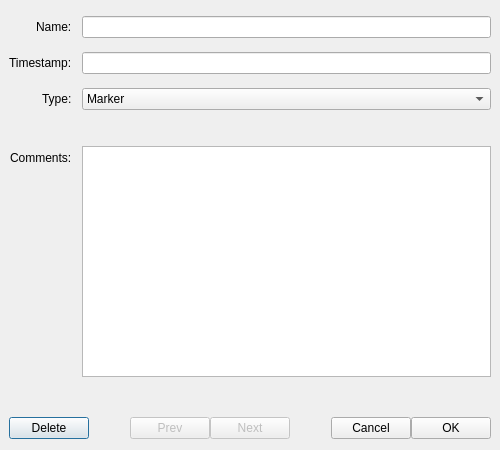
This is src/forms/MarkerEditDialog.ui in Hale-Software/Vura as Qt 5 draws it before an edit. The edited form follows.
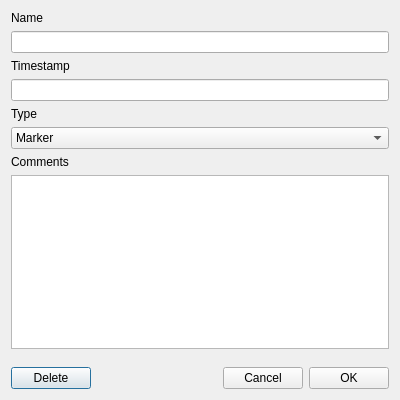
This is the edited form.

Commit message: Added functionality to save video markers to sqlite database

```diff
--- a/src/forms/MarkerEditDialog.ui
+++ b/src/forms/MarkerEditDialog.ui
@@ -27,33 +27,15 @@
    <rect>
     <x>0</x>
     <y>0</y>
-    <width>500</width>
-    <height>450</height>
+    <width>400</width>
+    <height>400</height>
    </rect>
   </property>
   <property name="windowTitle">
    <string>MarkerEdit.Title</string>
   </property>
-  <layout class="QFormLayout" name="formLayout">
-   <property name="labelAlignment">
-    <set>Qt::AlignmentFlag::AlignRight|Qt::AlignmentFlag::AlignTrailing|Qt::AlignmentFlag::AlignVCenter</set>
-   </property>
-   <property name="horizontalSpacing">
-    <number>10</number>
-   </property>
-   <property name="verticalSpacing">
-    <number>14</number>
-   </property>
-   <property name="leftMargin">
-    <number>9</number>
-   </property>
-   <property name="topMargin">
-    <number>16</number>
-   </property>
-   <property name="rightMargin">
-    <number>9</number>
-   </property>
-   <item row="0" column="0">
+  <layout class="QVBoxLayout" name="verticalLayout">
+   <item>
     <widget class="QLabel" name="label">
      <property name="sizePolicy">
       <sizepolicy hsizetype="Preferred" vsizetype="Preferred">
@@ -62,31 +44,34 @@
       </sizepolicy>
      </property>
      <property name="text">
-      <string>Name:</string>
+      <string>Name</string>
      </property>
      <property name="alignment">
       <set>Qt::AlignmentFlag::AlignLeading|Qt::AlignmentFlag::AlignLeft|Qt::AlignmentFlag::AlignVCenter</set>
      </property>
     </widget>
    </item>
-   <item row="0" column="1">
+   <item>
     <widget class="QLineEdit" name="markerName"/>
    </item>
-   <item row="1" column="0">
+   <item>
     <widget class="QLabel" name="label_2">
      <property name="text">
-      <string>Timestamp:</string>
+      <string>Timestamp</string>
      </property>
     </widget>
    </item>
-   <item row="2" column="0">
+   <item>
+    <widget class="QLineEdit" name="timestamp"/>
+   </item>
+   <item>
     <widget class="QLabel" name="label_4">
      <property name="text">
-      <string>Type:</string>
+      <string>Type</string>
      </property>
     </widget>
    </item>
-   <item row="2" column="1">
+   <item>
     <widget class="QComboBox" name="markerType">
      <item>
       <property name="text">
@@ -130,30 +115,33 @@
      </item>
     </widget>
    </item>
-   <item row="3" column="1">
-    <spacer name="verticalSpacer_2">
-     <property name="orientation">
-      <enum>Qt::Orientation::Vertical</enum>
-     </property>
-     <property name="sizeType">
-      <enum>QSizePolicy::Policy::Fixed</enum>
-     </property>
-     <property name="sizeHint" stdset="0">
-      <size>
-       <width>20</width>
-       <height>8</height>
-      </size>
-     </property>
-    </spacer>
-   </item>
-   <item row="4" column="0">
+   <item>
     <widget class="QLabel" name="label_3">
      <property name="text">
-      <string>Comments:</string>
+      <string>Comments</string>
      </property>
     </widget>
    </item>
-   <item row="6" column="0" colspan="2">
+   <item>
+    <widget class="QTextEdit" name="comments"/>
+   </item>
+   <item>
+    <spacer name="verticalSpacer">
+     <property name="orientation">
+      <enum>Qt::Orientation::Vertical</enum>
+     </property>
+     <property name="sizeType">
+      <enum>QSizePolicy::Policy::Fixed</enum>
+     </property>
+     <property name="sizeHint" stdset="0">
+      <size>
+       <width>20</width>
+       <height>12</height>
+      </size>
+     </property>
+    </spacer>
+   </item>
+   <item>
     <layout class="QHBoxLayout" name="horizontalLayout">
      <property name="bottomMargin">
       <number>0</number>
@@ -165,39 +153,6 @@
        </property>
       </widget>
      </item>
-     <item>
-      <spacer name="horizontalSpacer_2">
-       <property name="orientation">
-        <enum>Qt::Orientation::Horizontal</enum>
-       </property>
-       <property name="sizeHint" stdset="0">
-        <size>
-         <width>40</width>
-         <height>20</height>
-        </size>
-       </property>
-      </spacer>
-     </item>
-     <item>
-      <widget class="QPushButton" name="previousButton">
-       <property name="enabled">
-        <bool>false</bool>
-       </property>
-       <property name="text">
-        <string>Prev</string>
-       </property>
-      </widget>
-     </item>
-     <item>
-      <widget class="QPushButton" name="nextButton">
-       <property name="enabled">
-        <bool>false</bool>
-       </property>
-       <property name="text">
-        <string>Next</string>
-       </property>
-      </widget>
-     </item>
      <item>
       <spacer name="horizontalSpacer">
        <property name="orientation">
@@ -227,28 +182,6 @@
      </item>
     </layout>
    </item>
-   <item row="4" column="1">
-    <widget class="QTextEdit" name="comments"/>
-   </item>
-   <item row="5" column="1">
-    <spacer name="verticalSpacer">
-     <property name="orientation">
-      <enum>Qt::Orientation::Vertical</enum>
-     </property>
-     <property name="sizeType">
-      <enum>QSizePolicy::Policy::Fixed</enum>
-     </property>
-     <property name="sizeHint" stdset="0">
-      <size>
-       <width>20</width>
-       <height>12</height>
-      </size>
-     </property>
-    </spacer>
-   </item>
-   <item row="1" column="1">
-    <widget class="QLineEdit" name="timestamp"/>
-   </item>
   </layout>
  </widget>
  <tabstops>
```
Left out of the diff: 20 changed lines with no effect on the pictures. The commit also changes 16 other files.
